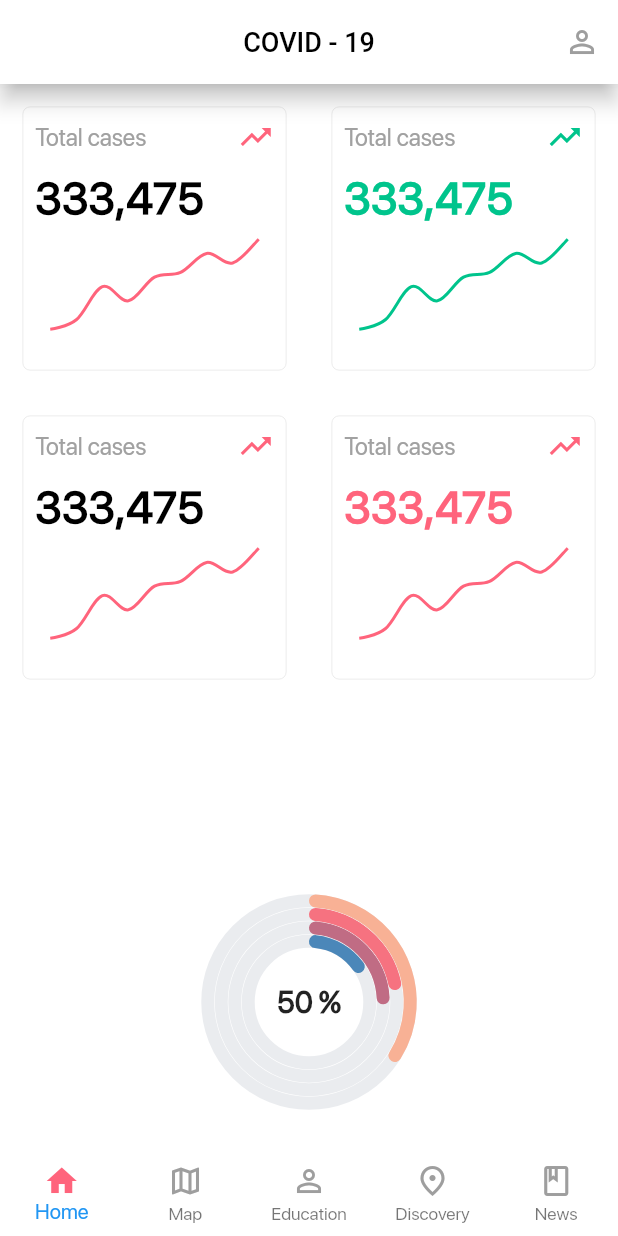
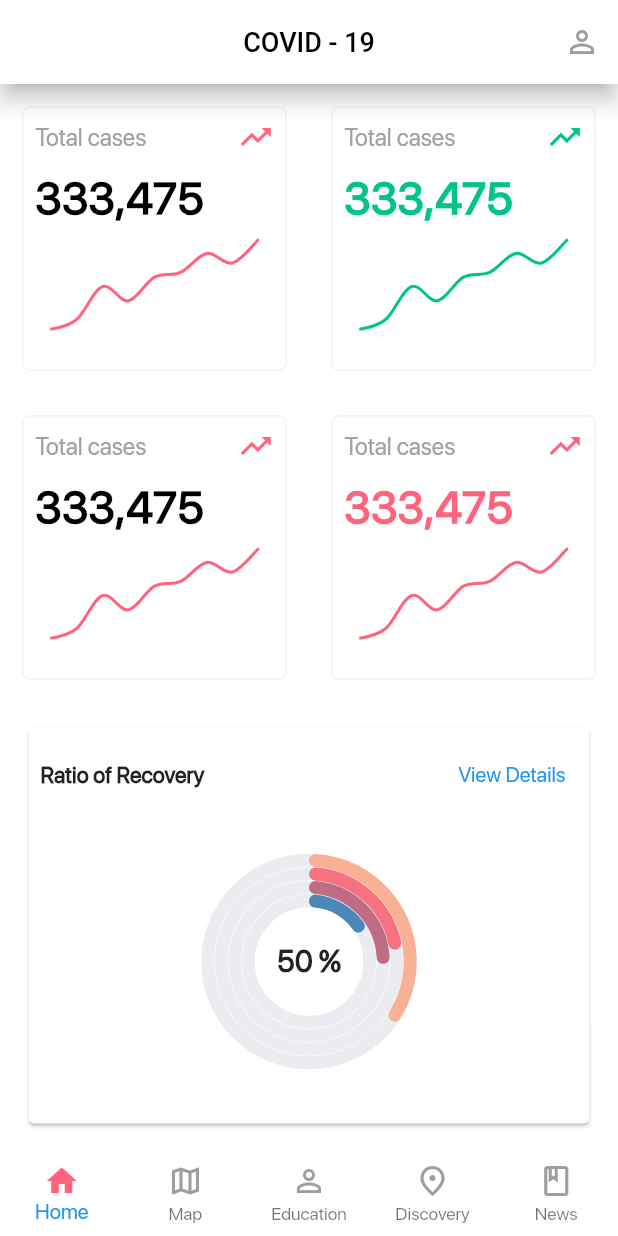
Before and after one commit to PatrickNiyogitare28/covastats, a Flutter app: the HomePage screen opened directly, on a phone screen of 412 x 824 dp. Run offline on Flutter 3.47's test engine with Material 2 defaults, Android fonts, the phone set to English and light mode, and no system bars; drawn by our look-alikes of fl_chart; our stand-ins replace syncfusion_flutter_charts.

Commit message:
(chore): added recovery card

```diff
--- a/lib/main.dart
+++ b/lib/main.dart
@@ -34,6 +34,8 @@ class MyApp extends StatelessWidget {
           bottomNavigationBarTheme: BottomNavigationBarThemeData(
               backgroundColor: Colors.white, elevation: 0)),
       home: FirstOnboard(),
+
+
     );
   }
 }
--- a/lib/screens/home/home_page.dart
+++ b/lib/screens/home/home_page.dart
@@ -2,6 +2,7 @@ import 'package:flutter/material.dart';
 
 import 'widgets/stat_card_list.dart';
 import './widgets/sfcircular_chart.dart';
+import './widgets/recovery.dart';
 
 class HomePage extends StatelessWidget {
   @override
@@ -21,7 +22,9 @@ class HomePage extends StatelessWidget {
             Expanded(
               child:  StatCardList()
             ),
-            SFCircularChart(),
+
+            // SFCircularChart(),
+            Recovery()
           ],
         ),
 
--- /dev/null
+++ b/lib/screens/home/widgets/recovery.dart
@@ -0,0 +1,37 @@
+import 'package:flutter/material.dart';
+
+import './sfcircular_chart.dart';
+
+class Recovery extends StatelessWidget {
+
+  @override
+  Widget build(BuildContext context) {
+    return Padding(
+      padding: const EdgeInsets.all(15),
+      child: Card(
+            child: Padding(
+              padding: const EdgeInsets.all(8.0),
+              child: Column(
+                children: <Widget>[
+                  Row(
+                    mainAxisAlignment: MainAxisAlignment.spaceBetween,
+                    children: <Widget>[
+                      Text("Ratio of Recovery",
+                       style: TextStyle(
+                         fontWeight: FontWeight.bold,
+                         fontSize: 15
+                       )
+                      ),
+                      TextButton(
+                        onPressed: (){},
+                        child: Text("View Details"))
+                    ],
+                  ),
+                  SFCircularChart()
+                ],
+              ),
+            ),
+      ),
+    );
+  }
+}
```
